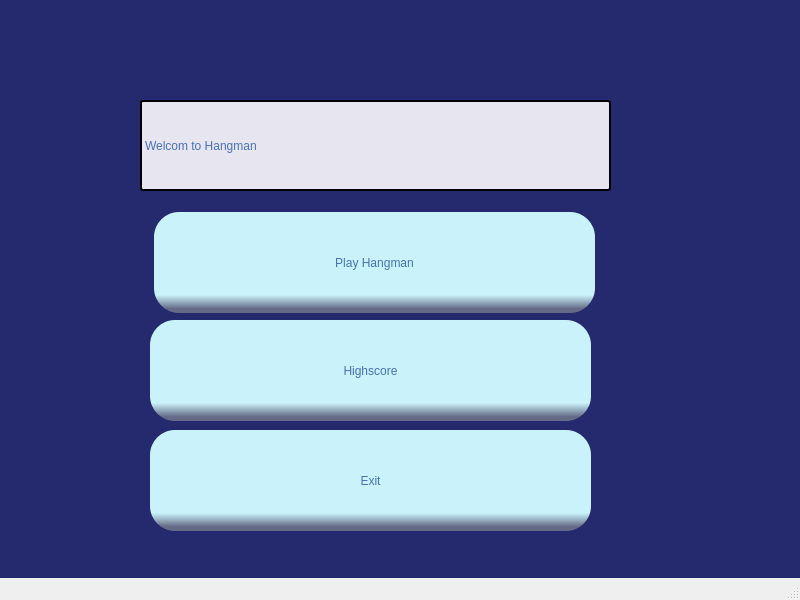
Qt form mainwindow/mainwindow.ui (ErinCleaver-Dev/Hangman-final-project) before a commit.
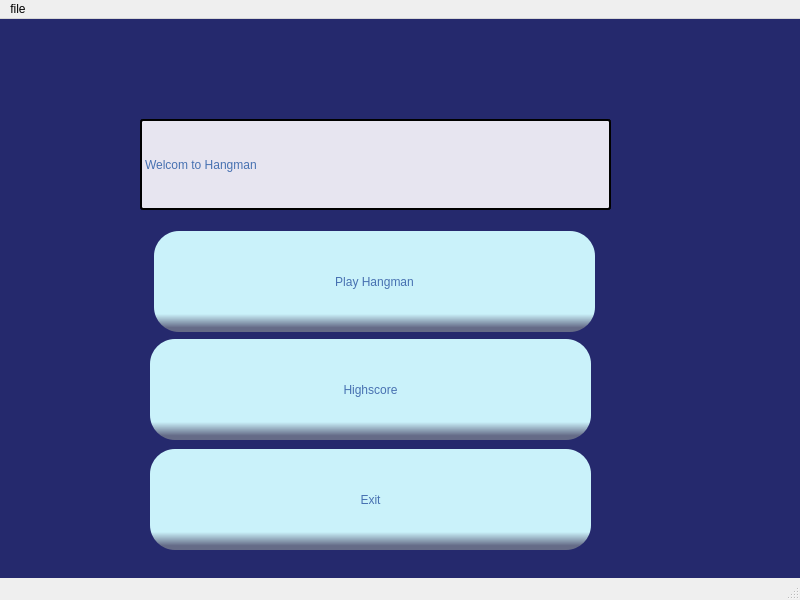
The same form after that commit.

```diff
--- a/mainwindow/mainwindow.ui
+++ b/mainwindow/mainwindow.ui
@@ -822,6 +822,27 @@
    </widget>
   </widget>
   <widget class="QStatusBar" name="statusbar"/>
+  <widget class="QMenuBar" name="menuBar">
+   <property name="geometry">
+    <rect>
+     <x>0</x>
+     <y>0</y>
+     <width>800</width>
+     <height>21</height>
+    </rect>
+   </property>
+   <widget class="QMenu" name="menufile">
+    <property name="title">
+     <string>file</string>
+    </property>
+    <addaction name="actionMain_menu"/>
+    <addaction name="actionHangman"/>
+    <addaction name="actionHighscore"/>
+    <addaction name="separator"/>
+    <addaction name="actionExit"/>
+   </widget>
+   <addaction name="menufile"/>
+  </widget>
   <action name="qtMainMenu">
    <property name="text">
     <string>Main Menu</string>
```
Left out of the diff: 20 changed lines with no effect on the pictures.
